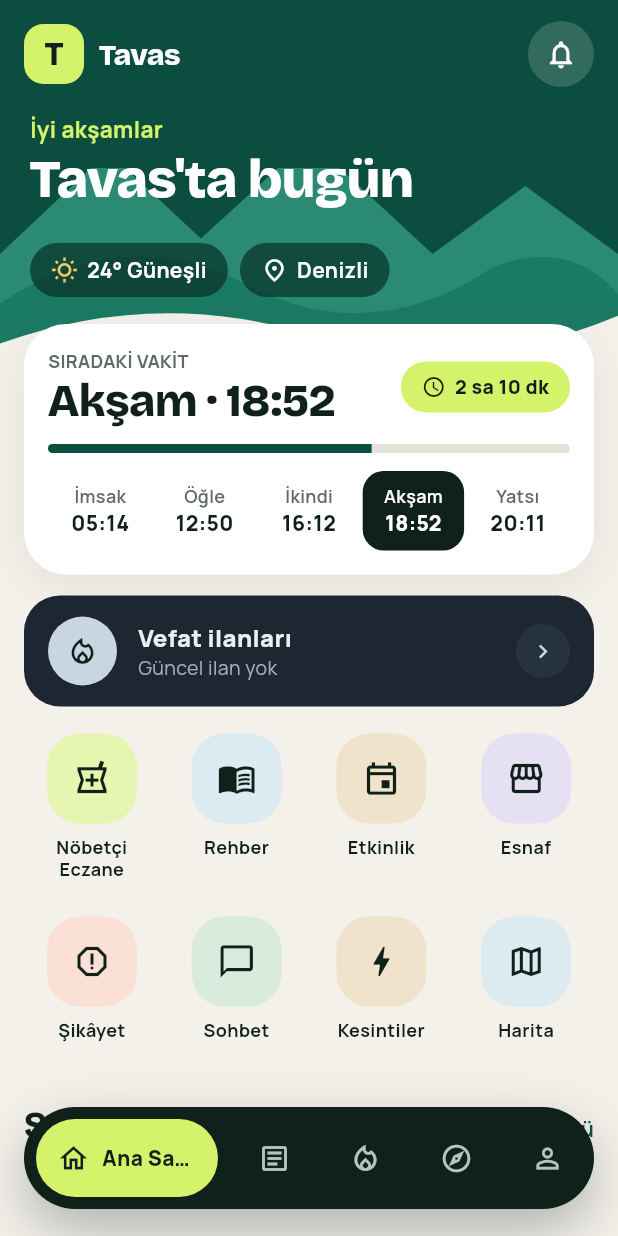
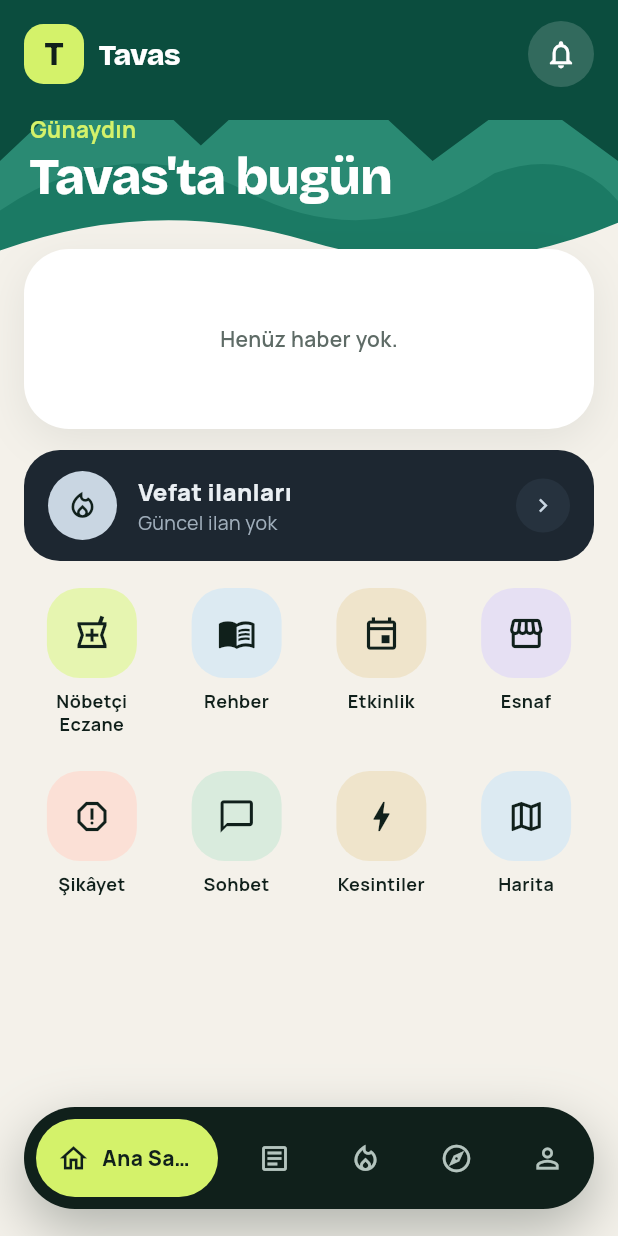
Before and after one commit to Rogehas/Rogehas, a Flutter app: the Shell screen opened directly, on a phone screen of 412 x 824 dp. Run offline on Flutter 3.47's test engine with Material 3 defaults, Android fonts, the phone set to English and light mode, and no system bars; our stand-ins replace cloud_firestore, firebase_core, firebase_messaging, google_fonts, shared_preferences; accounts and stored records are empty.

Commit message:
Redesign home screen (proposal A): featured news, no prayer times or fake weather
Hero is shorter with a time-based greeting; the newest published news is
featured, followed by the vefat banner, shortcuts and latest news rows.

Co-Authored-By: Claude Sonnet 5.5 <noreply@anthropic.com>
Claude-Session: https://claude.ai/code/session_01XCvQ9jtS6GKCnyEgdBQNNa

```diff
--- a/app/lib/data/mock_data.dart
+++ b/app/lib/data/mock_data.dart
@@ -56,14 +56,6 @@ class MockData {
       ),
     ];
   }
-
-  static const prayers = <PrayerTime>[
-    PrayerTime('İmsak', '05:14'),
-    PrayerTime('Öğle', '12:50'),
-    PrayerTime('İkindi', '16:12'),
-    PrayerTime('Akşam', '18:52', isNext: true),
-    PrayerTime('Yatsı', '20:11'),
-  ];
 }
 
 class MockContentRepository implements ContentRepository {
--- a/app/lib/data/models.dart
+++ b/app/lib/data/models.dart
@@ -69,10 +69,3 @@ class VefatItem {
         : parts.first[0];
   }
 }
-
-class PrayerTime {
-  const PrayerTime(this.name, this.time, {this.isNext = false});
-  final String name;
-  final String time;
-  final bool isNext;
-}
--- a/app/lib/screens/home_screen.dart
+++ b/app/lib/screens/home_screen.dart
@@ -1,11 +1,10 @@
 import 'package:flutter/material.dart';
 
 import '../data/content_repository.dart';
-import '../data/mock_data.dart';
 import '../data/models.dart';
+import '../data/vefat_filter.dart';
 import '../theme/app_theme.dart';
 import '../widgets/common.dart';
-import '../data/vefat_filter.dart';
 import '../widgets/data_stream.dart';
 import '../widgets/news_visual.dart';
 import '../widgets/scene_art.dart';
@@ -16,21 +15,34 @@ class HomeScreen extends StatelessWidget {
 
   @override
   Widget build(BuildContext context) {
+    final news = ContentScope.of(context).news;
     return ListView(
       padding: EdgeInsets.zero,
       children: [
         const _Hero(),
         Transform.translate(
-          offset: const Offset(0, -46),
+          offset: const Offset(0, -34),
           child: Padding(
             padding: const EdgeInsets.symmetric(horizontal: 16),
             child: Column(
               children: [
-                const _PrayerCard(),
+                DataStream<List<NewsItem>>(
+                  source: news,
+                  builder: (context, all) => all.isEmpty
+                      ? const _NoNews()
+                      : _FeaturedNews(all.first, onTap: () => onOpenTab(1)),
+                ),
                 const SizedBox(height: 14),
                 _VefatBanner(onTap: () => onOpenTab(2)),
                 const SizedBox(height: 18),
                 const _ShortcutGrid(),
+                DataStream<List<NewsItem>>(
+                  source: news,
+                  builder: (context, all) {
+                    final rest = all.skip(1).take(3).toList();
+                    if (rest.isEmpty) return const SizedBox.shrink();
+                    return Column(
+                      children: [
                         const SizedBox(height: 18),
                         Row(
                           mainAxisAlignment: MainAxisAlignment.spaceBetween,
@@ -52,42 +64,31 @@ class HomeScreen extends StatelessWidget {
                           ],
                         ),
                         const SizedBox(height: 12),
+                        for (final n in rest) ...[
+                          _NewsRow(n, onTap: () => onOpenTab(1)),
+                          const SizedBox(height: 12),
+                        ],
+                      ],
+                    );
+                  },
+                ),
               ],
             ),
           ),
         ),
-        Transform.translate(
-          offset: const Offset(0, -46),
-          child: SizedBox(
-            height: 236,
-            child: DataStream<List<NewsItem>>(
-              source: ContentScope.of(context).news,
-              builder: (context, all) {
-                if (all.isEmpty) {
-                  return const Center(
-                    child: Text(
-                      'Henüz haber yok.',
-                      style: TextStyle(color: AppColors.muted),
-                    ),
-                  );
-                }
-                return ListView(
-                  scrollDirection: Axis.horizontal,
-                  padding: const EdgeInsets.only(
-                    left: 16,
-                    right: 16,
-                    bottom: 4,
-                  ),
-                  children: [for (final n in all.take(5)) _NewsCard(n)],
-                );
-              },
-            ),
-          ),
-        ),
-        const SizedBox(height: 60),
+        const SizedBox(height: 90),
       ],
     );
   }
+}
+
+/// Günün saatine göre selamlama.
+String greeting(DateTime now) {
+  final h = now.hour;
+  if (h < 6) return 'İyi geceler';
+  if (h < 12) return 'Günaydın';
+  if (h < 18) return 'İyi günler';
+  return 'İyi akşamlar';
 }
 
 class _Hero extends StatelessWidget {
@@ -97,7 +98,7 @@ class _Hero extends StatelessWidget {
   Widget build(BuildContext context) {
     final top = MediaQuery.paddingOf(context).top;
     return SizedBox(
-      height: 262 + top,
+      height: 200 + top,
       child: Stack(
         children: [
           const Positioned.fill(child: ColoredBox(color: AppColors.primary)),
@@ -105,7 +106,7 @@ class _Hero extends StatelessWidget {
             left: 0,
             right: 0,
             bottom: 0,
-            height: 150,
+            height: 120,
             child: SceneArt(
               custom: [
                 AppColors.primary,
@@ -151,9 +152,9 @@ class _Hero extends StatelessWidget {
             child: Column(
               crossAxisAlignment: CrossAxisAlignment.start,
               children: [
-                const Text(
-                  'İyi akşamlar',
-                  style: TextStyle(
+                Text(
+                  greeting(DateTime.now()),
+                  style: const TextStyle(
                     fontSize: 15,
                     fontWeight: FontWeight.w700,
                     color: AppColors.lime,
@@ -162,23 +163,8 @@ class _Hero extends StatelessWidget {
                 const SizedBox(height: 2),
                 Text(
                   "Tavas'ta bugün",
-                  style: AppTheme.display(36, color: Colors.white),
+                  style: AppTheme.display(34, color: Colors.white),
                 ),
-              ],
-            ),
-          ),
-          Positioned(
-            top: top + 162,
-            left: 20,
-            child: const Row(
-              children: [
-                _HeroChip(
-                  Icons.wb_sunny_outlined,
-                  '24° Güneşli',
-                  Color(0xFFF4C95D),
-                ),
-                SizedBox(width: 8),
-                _HeroChip(Icons.place_outlined, 'Denizli', Colors.white),
               ],
             ),
           ),
@@ -188,140 +174,85 @@ class _Hero extends StatelessWidget {
   }
 }
 
-class _HeroChip extends StatelessWidget {
-  const _HeroChip(this.icon, this.text, this.iconColor);
-  final IconData icon;
-  final String text;
-  final Color iconColor;
+/// Öne çıkan (en yeni) haber.
+class _FeaturedNews extends StatelessWidget {
+  const _FeaturedNews(this.item, {required this.onTap});
+  final NewsItem item;
+  final VoidCallback onTap;
 
   @override
-  Widget build(BuildContext context) => Container(
-    height: 36,
-    padding: const EdgeInsets.symmetric(horizontal: 14),
+  Widget build(BuildContext context) {
+    return GestureDetector(
+      onTap: onTap,
+      child: Container(
+        height: 230,
         decoration: BoxDecoration(
-      color: const Color(0xB8083228),
-      borderRadius: BorderRadius.circular(18),
+          borderRadius: BorderRadius.circular(30),
+          boxShadow: AppTheme.cardShadow,
         ),
-    child: Row(
+        child: Stack(
           children: [
-        Icon(icon, size: 18, color: iconColor),
-        const SizedBox(width: 6),
+            Positioned.fill(
+              child: NewsVisual(item, radius: 30, palette: ScenePalette.dusk),
+            ),
+            Positioned(
+              left: 10,
+              right: 10,
+              bottom: 10,
+              child: Container(
+                padding: const EdgeInsets.fromLTRB(16, 14, 16, 14),
+                decoration: BoxDecoration(
+                  color: const Color(0xEB092821),
+                  borderRadius: BorderRadius.circular(22),
+                ),
+                child: Column(
+                  crossAxisAlignment: CrossAxisAlignment.start,
+                  children: [
+                    TagChip(item.tagText, item.kind),
+                    const SizedBox(height: 8),
                     Text(
-          text,
+                      item.title,
+                      maxLines: 3,
+                      overflow: TextOverflow.ellipsis,
+                      style: AppTheme.display(21, color: Colors.white),
+                    ),
+                    if (item.meta.isNotEmpty) ...[
+                      const SizedBox(height: 8),
+                      Text(
+                        item.meta,
                         style: const TextStyle(
-            color: Colors.white,
-            fontSize: 14,
-            fontWeight: FontWeight.w700,
+                          fontSize: 12,
+                          color: Color(0xFFB8CBC4),
                         ),
                       ),
                     ],
-    ),
-  );
-}
-
-class _PrayerCard extends StatelessWidget {
-  const _PrayerCard();
-
-  @override
-  Widget build(BuildContext context) {
-    return Container(
-      padding: const EdgeInsets.all(16),
-      decoration: BoxDecoration(
-        color: AppColors.surface,
-        borderRadius: BorderRadius.circular(28),
-        boxShadow: AppTheme.cardShadow,
-      ),
-      child: Column(
-        children: [
-          Row(
-            children: [
-              Expanded(
-                child: Column(
-                  crossAxisAlignment: CrossAxisAlignment.start,
-                  children: [
-                    const Text(
-                      'SIRADAKİ VAKİT',
-                      style: TextStyle(
-                        fontSize: 12,
-                        fontWeight: FontWeight.w700,
-                        color: AppColors.muted,
-                      ),
-                    ),
-                    const SizedBox(height: 2),
-                    Text('Akşam · 18:52', style: AppTheme.display(30)),
-                  ],
-                ),
-              ),
-              Container(
-                height: 34,
-                padding: const EdgeInsets.symmetric(horizontal: 14),
-                decoration: BoxDecoration(
-                  color: AppColors.lime,
-                  borderRadius: BorderRadius.circular(17),
-                ),
-                child: const Row(
-                  children: [
-                    Icon(Icons.schedule, size: 16),
-                    SizedBox(width: 6),
-                    Text(
-                      '2 sa 10 dk',
-                      style: TextStyle(
-                        fontSize: 13,
-                        fontWeight: FontWeight.w800,
-                      ),
-                    ),
-                  ],
-                ),
-              ),
-            ],
-          ),
-          const SizedBox(height: 12),
-          ClipRRect(
-            borderRadius: BorderRadius.circular(3),
-            child: const LinearProgressIndicator(
-              value: .62,
-              minHeight: 6,
-              backgroundColor: AppColors.line,
-              color: AppColors.primary,
-            ),
-          ),
-          const SizedBox(height: 12),
-          Row(
-            children: [
-              for (final p in MockData.prayers)
-                Expanded(
-                  child: Container(
-                    padding: const EdgeInsets.symmetric(vertical: 8),
-                    margin: const EdgeInsets.symmetric(horizontal: 1),
-                    decoration: BoxDecoration(
-                      color: p.isNext ? AppColors.ink : Colors.transparent,
-                      borderRadius: BorderRadius.circular(14),
-                    ),
-                    child: Column(
-                      children: [
-                        Text(
-                          p.name,
-                          style: TextStyle(
-                            fontSize: 12,
-                            fontWeight: FontWeight.w600,
-                            color: p.isNext ? Colors.white : AppColors.muted,
-                          ),
-                        ),
-                        Text(
-                          p.time,
-                          style: TextStyle(
-                            fontSize: 14,
-                            fontWeight: FontWeight.w800,
-                            color: p.isNext ? Colors.white : AppColors.ink,
-                          ),
-                        ),
                   ],
                 ),
               ),
             ),
           ],
         ),
-        ],
+      ),
+    );
+  }
+}
+
+class _NoNews extends StatelessWidget {
+  const _NoNews();
+
+  @override
+  Widget build(BuildContext context) {
+    return Container(
+      height: 120,
+      alignment: Alignment.center,
+      decoration: BoxDecoration(
+        color: AppColors.surface,
+        borderRadius: BorderRadius.circular(30),
+        boxShadow: AppTheme.cardShadow,
+      ),
+      child: const Text(
+        'Henüz haber yok.',
+        style: TextStyle(color: AppColors.muted, fontWeight: FontWeight.w600),
       ),
     );
   }
@@ -484,52 +415,62 @@ class _ShortcutGrid extends StatelessWidget {
   }
 }
 
-class _NewsCard extends StatelessWidget {
-  const _NewsCard(this.item);
+class _NewsRow extends StatelessWidget {
+  const _NewsRow(this.item, {required this.onTap});
   final NewsItem item;
+  final VoidCallback onTap;
 
   @override
   Widget build(BuildContext context) {
-    return Container(
-      width: 236,
-      margin: const EdgeInsets.only(right: 12),
+    return GestureDetector(
+      onTap: onTap,
+      child: Container(
+        padding: const EdgeInsets.all(12),
         decoration: BoxDecoration(
           color: AppColors.surface,
-        borderRadius: BorderRadius.circular(26),
+          borderRadius: BorderRadius.circular(24),
           boxShadow: AppTheme.cardShadow,
         ),
-      clipBehavior: Clip.antiAlias,
-      child: Column(
-        crossAxisAlignment: CrossAxisAlignment.start,
+        child: Row(
           children: [
-          SizedBox(height: 116, child: NewsVisual(item)),
-          Padding(
-            padding: const EdgeInsets.fromLTRB(16, 14, 16, 14),
+            SizedBox(
+              width: 84,
+              height: 84,
+              child: NewsVisual(item, radius: 18),
+            ),
+            const SizedBox(width: 14),
+            Expanded(
               child: Column(
                 crossAxisAlignment: CrossAxisAlignment.start,
                 children: [
                   TagChip(item.tagText, item.kind),
-                const SizedBox(height: 8),
+                  const SizedBox(height: 6),
                   Text(
                     item.title,
-                  maxLines: 2,
+                    maxLines: 3,
                     overflow: TextOverflow.ellipsis,
                     style: const TextStyle(
-                    fontSize: 16,
+                      fontSize: 15,
                       fontWeight: FontWeight.w700,
                       height: 1.3,
                     ),
                   ),
+                  if (item.meta.isNotEmpty) ...[
                     const SizedBox(height: 6),
                     Text(
                       item.meta,
-                  style: const TextStyle(fontSize: 12, color: AppColors.muted),
+                      style: const TextStyle(
+                        fontSize: 12,
+                        color: AppColors.muted,
                       ),
+                    ),
+                  ],
                 ],
               ),
             ),
           ],
         ),
+      ),
     );
   }
 }
```
Also changed, not shown: 2 other files. Lines whose indentation alone changed are shown as unchanged.
